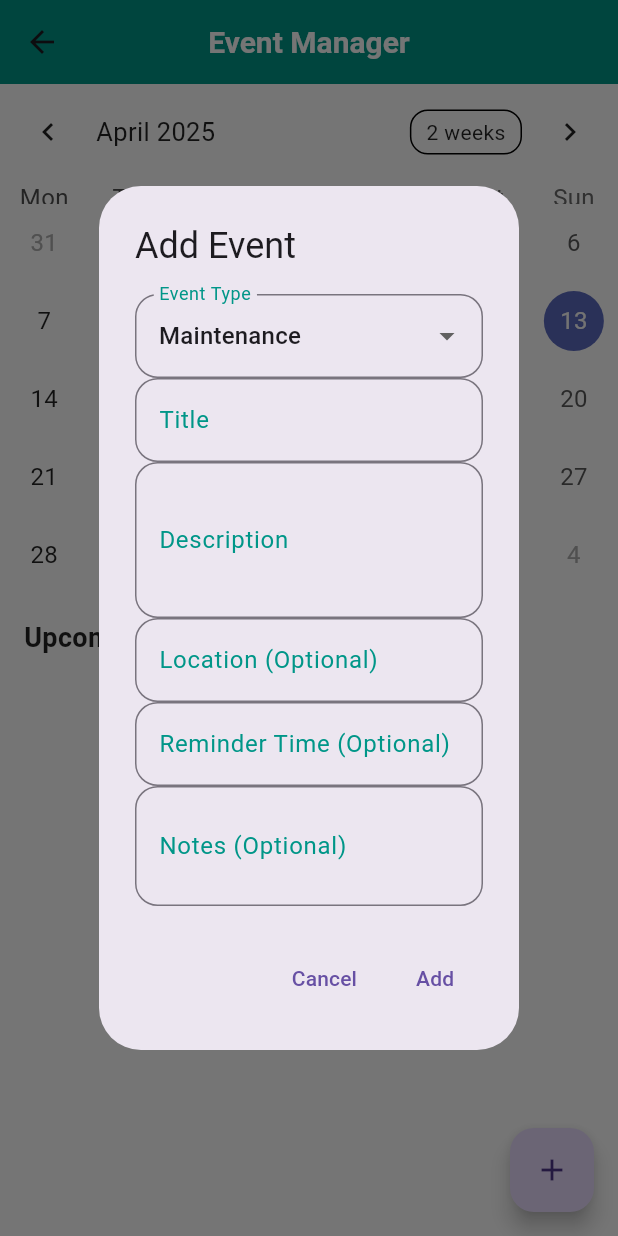
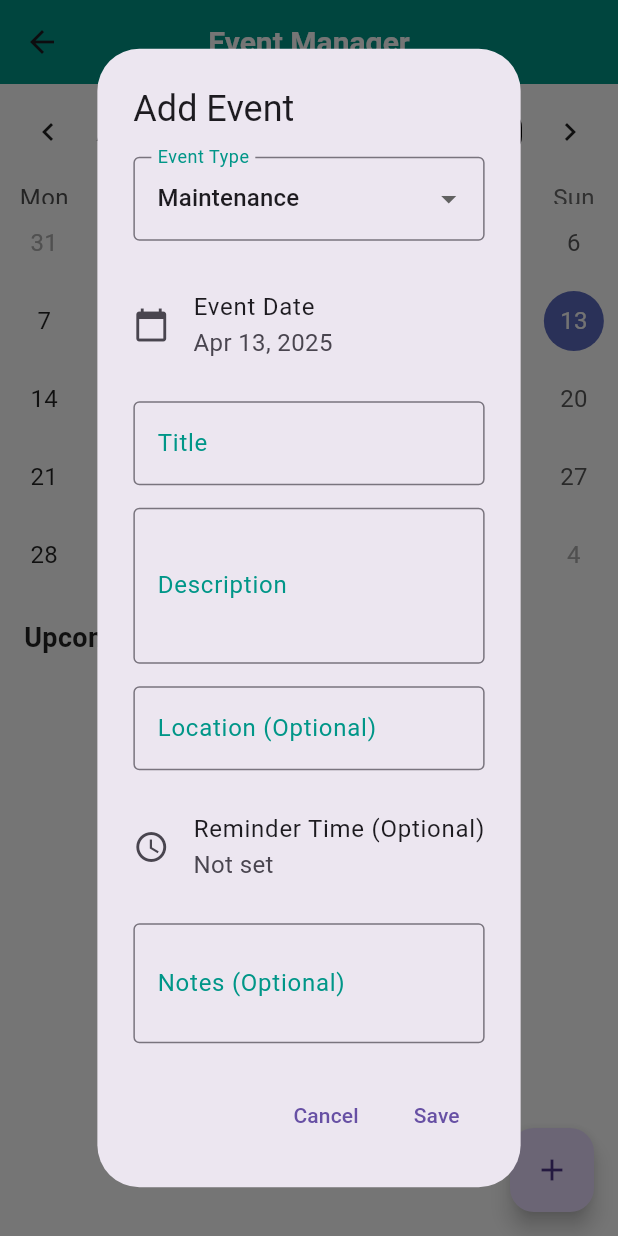
Before and after one commit to arishaahmad/Autovista_version2, a Flutter app: the CalendarFuelScreen screen opened directly, after a tap on the "add" icon, on a phone screen of 412 x 824 dp. Run offline on Flutter 3.47's test engine with Material 3 defaults, Android fonts, the phone set to English and light mode, and no system bars; drawn by our look-alikes of table_calendar; our stand-ins replace awesome_notifications, file_picker, flutter_map, image_picker, latlong2, location and 5 more; missing offline and left inert: google_mlkit_text_recognition, pdfx; accounts and stored records are empty; key blocks and very long unbroken strings in the code were emptied for the run.

Commit message:
Maintenance Log and Event Planner Connection + Fixes

```diff
--- a/lib/screens/event_manager_screen.dart
+++ b/lib/screens/event_manager_screen.dart
@@ -5,11 +5,23 @@ import '../models/event_model.dart';
 import '../models/notification_model.dart';
 import '../services/supabase_service.dart';
 
+//13-4-2024
+//updated to support redirection from maintenance_log_screen
 class CalendarFuelScreen extends StatefulWidget {
   final String? userId;
   final NotificationModel? notification;
+  final String? initialEventTitle;
+  final String? initialEventDescription;
+  final String? initialEventType;
 
-  const CalendarFuelScreen({super.key, this.userId, this.notification});
+  const CalendarFuelScreen({
+    super.key,
+    this.userId,
+    this.notification,
+    this.initialEventTitle,
+    this.initialEventDescription,
+    this.initialEventType,
+  });
 
   @override
   State<CalendarFuelScreen> createState() => _CalendarFuelScreenState();
@@ -46,12 +58,25 @@ class _CalendarFuelScreenState extends State<CalendarFuelScreen> {
     _selectedDay = _focusedDay;
     _events = {};
 
-    // Show the add event dialog if a notification is provided
-    if (widget.notification != null) {
+    // Handle initial data from maintenance log
+    if (widget.initialEventTitle != null) {
+      WidgetsBinding.instance.addPostFrameCallback((_) {
+        _prefillAndShowDialog();
+      });
+    }
+    // Existing notification handling
+    else if (widget.notification != null) {
       WidgetsBinding.instance.addPostFrameCallback((_) {
         _showAddEventDialog(prefillData: true);
       });
     }
+  }
+
+  void _prefillAndShowDialog() {
+    _titleController.text = widget.initialEventTitle!;
+    _descriptionController.text = widget.initialEventDescription ?? '';
+    _selectedEventType = widget.initialEventType ?? 'Maintenance';
+    _showAddEventDialog(prefillData: true);
   }
 
   @override
@@ -104,11 +129,23 @@ class _CalendarFuelScreenState extends State<CalendarFuelScreen> {
   List<Event> _getEventsForDay(DateTime day) => _events[day] ?? [];
 
   Future<void> _showAddEventDialog({bool prefillData = false}) async {
-    if (prefillData && widget.notification != null) {
+    DateTime selectedEventDate = _selectedDay;
+    TimeOfDay? selectedReminderTime;
+
+    if (prefillData) {
+      if (widget.initialEventTitle != null) {
+        // Prefill from maintenance log flow
+        _titleController.text = widget.initialEventTitle!;
+        _descriptionController.text = widget.initialEventDescription ?? '';
+        _selectedEventType = widget.initialEventType ?? 'Maintenance';
+      } else if (widget.notification != null) {
+        // Existing notification prefill
         _titleController.text = widget.notification!.title;
         _descriptionController.text = widget.notification!.body;
         _selectedEventType = _mapNotificationType(widget.notification!.type);
+      }
     } else {
+      // Clear all fields for new event
       _titleController.clear();
       _descriptionController.clear();
       _fuelNeededController.clear();
@@ -126,48 +163,115 @@ class _CalendarFuelScreenState extends State<CalendarFuelScreen> {
           child: Column(
             mainAxisSize: MainAxisSize.min,
             children: [
+              // Event Type Dropdown
               DropdownButtonFormField<String>(
                 value: _selectedEventType,
-                decoration: const InputDecoration(labelText: 'Event Type'),
+                decoration: const InputDecoration(
+                  labelText: 'Event Type',
+                  border: OutlineInputBorder(),
+                ),
                 items: _eventTypes
                     .map((type) => DropdownMenuItem(
                   value: type,
                   child: Text(type),
                 ))
                     .toList(),
-                onChanged: (value) =>
-                    setState(() => _selectedEventType = value!),
+                onChanged: (value) => setState(() => _selectedEventType = value!),
               ),
+              const SizedBox(height: 20),
+
+              // Event Date Picker
+              ListTile(
+                contentPadding: EdgeInsets.zero,
+                leading: const Icon(Icons.calendar_today),
+                title: const Text('Event Date'),
+                subtitle: Text(DateFormat('MMM dd, yyyy').format(selectedEventDate)),
+                onTap: () async {
+                  final pickedDate = await showDatePicker(
+                    context: context,
+                    initialDate: selectedEventDate,
+                    firstDate: DateTime.now(),
+                    lastDate: DateTime.now().add(const Duration(days: 365)),
+                  );
+                  if (pickedDate != null) {
+                    setState(() => selectedEventDate = pickedDate);
+                  }
+                },
+              ),
+              const SizedBox(height: 15),
+
+              // Title Field
               TextField(
                 controller: _titleController,
-                decoration: const InputDecoration(labelText: 'Title'),
+                decoration: const InputDecoration(
+                  labelText: 'Title',
+                  border: OutlineInputBorder(),
                 ),
+              ),
+              const SizedBox(height: 15),
+
+              // Description Field
               TextField(
                 controller: _descriptionController,
-                decoration: const InputDecoration(labelText: 'Description'),
+                decoration: const InputDecoration(
+                  labelText: 'Description',
+                  border: OutlineInputBorder(),
+                ),
                 maxLines: 3,
               ),
+              const SizedBox(height: 15),
+
+              // Fuel Needed Field (conditional)
               if (_selectedEventType == 'Fuel')
+                Column(
+                  children: [
                     TextField(
                       controller: _fuelNeededController,
-                  decoration:
-                      const InputDecoration(labelText: 'Fuel Amount (L)'),
+                      decoration: const InputDecoration(
+                        labelText: 'Fuel Amount (L)',
+                        border: OutlineInputBorder(),
+                      ),
                       keyboardType: TextInputType.number,
                     ),
+                    const SizedBox(height: 15),
+                  ],
+                ),
+
+              // Location Field
               TextField(
                 controller: _locationController,
-                decoration:
-                    const InputDecoration(labelText: 'Location (Optional)'),
+                decoration: const InputDecoration(
+                  labelText: 'Location (Optional)',
+                  border: OutlineInputBorder(),
                 ),
-              TextField(
-                controller: _reminderTimeController,
-                decoration: const InputDecoration(
-                    labelText: 'Reminder Time (Optional)'),
               ),
+              const SizedBox(height: 15),
+
+              // Reminder Time Picker
+              ListTile(
+                contentPadding: EdgeInsets.zero,
+                leading: const Icon(Icons.access_time),
+                title: const Text('Reminder Time (Optional)'),
+                subtitle: Text(selectedReminderTime?.format(context) ?? 'Not set'),
+                onTap: () async {
+                  final pickedTime = await showTimePicker(
+                    context: context,
+                    initialTime: TimeOfDay.now(),
+                  );
+                  if (pickedTime != null) {
+                    setState(() => selectedReminderTime = pickedTime);
+                  }
+                },
+              ),
+              const SizedBox(height: 15),
+
+              // Notes Field
               TextField(
                 controller: _notesController,
-                decoration:
-                    const InputDecoration(labelText: 'Notes (Optional)'),
+                decoration: const InputDecoration(
+                  labelText: 'Notes (Optional)',
+                  border: OutlineInputBorder(),
+                ),
                 maxLines: 2,
               ),
             ],
@@ -180,61 +284,20 @@ class _CalendarFuelScreenState extends State<CalendarFuelScreen> {
           ),
           TextButton(
             onPressed: () async {
-              // Check if required fields are filled
-              if (_titleController.text.isEmpty ||
-                  _descriptionController.text.isEmpty) {
-                ScaffoldMessenger.of(context).showSnackBar(
-                  const SnackBar(
-                    content: Text('Please fill in all required fields'),
-                    backgroundColor: Colors.orange,
-                  ),
-                );
-                return;
-              }
-
-              // Ensure userId is not null
-              if (widget.userId == null) {
-                ScaffoldMessenger.of(context).showSnackBar(
-                  const SnackBar(
-                    content: Text('User ID is missing. Cannot create event.'),
-                    backgroundColor: Colors.red,
-                  ),
-                );
-                return;
-              }
-
-              // Parse fuelNeeded if the event type is 'Fuel'
-              double? fuelNeeded;
-              if (_selectedEventType == 'Fuel') {
-                if (_fuelNeededController.text.isNotEmpty) {
-                  fuelNeeded = double.tryParse(_fuelNeededController.text);
-                  if (fuelNeeded == null) {
-                    ScaffoldMessenger.of(context).showSnackBar(
-                      const SnackBar(
-                        content: Text(
-                            'Invalid fuel amount. Please enter a valid number.'),
-                        backgroundColor: Colors.red,
-                      ),
-                    );
-                    return;
-                  }
-                }
-              }
-
-              // Create the event
+              // Update event creation with selected date
               final newEvent = Event(
                 userId: widget.userId!,
                 title: _titleController.text,
                 description: _descriptionController.text,
-                date: _selectedDay,
+                date: selectedEventDate, // Use selected date
                 eventType: _selectedEventType,
-                fuelNeeded: fuelNeeded,
+                fuelNeeded: _selectedEventType == 'Fuel'
+                    ? double.tryParse(_fuelNeededController.text)
+                    : null,
                 location: _locationController.text.isNotEmpty
                     ? _locationController.text
                     : null,
-                reminderTime: _reminderTimeController.text.isNotEmpty
-                    ? _reminderTimeController.text
-                    : null,
+                reminderTime: selectedReminderTime?.format(context),
                 notes: _notesController.text.isNotEmpty
                     ? _notesController.text
                     : null,
@@ -245,28 +308,20 @@ class _CalendarFuelScreenState extends State<CalendarFuelScreen> {
                 if (!mounted) return;
                 Navigator.pop(context);
                 _loadEvents();
-                ScaffoldMessenger.of(context).showSnackBar(
-                  const SnackBar(
-                    content: Text('Event added successfully'),
-                    backgroundColor: Colors.green,
-                  ),
-                );
               } catch (e) {
                 if (!mounted) return;
                 ScaffoldMessenger.of(context).showSnackBar(
-                  SnackBar(
-                    content: Text('Error adding event: $e'),
-                    backgroundColor: Colors.red,
-                  ),
+                  SnackBar(content: Text('Error: $e')),
                 );
               }
             },
-            child: const Text('Add'),
+            child: const Text('Save'),
           ),
         ],
       ),
     );
   }
+
 
   String _mapNotificationType(String notificationType) {
     switch (notificationType) {
```
Also changed, not shown: lib/screens/maintenance_log_screen.dart (+39 -2 lines), lib/services/supabase_service.dart (+14 -4 lines). Lines whose indentation alone changed are shown as unchanged.
